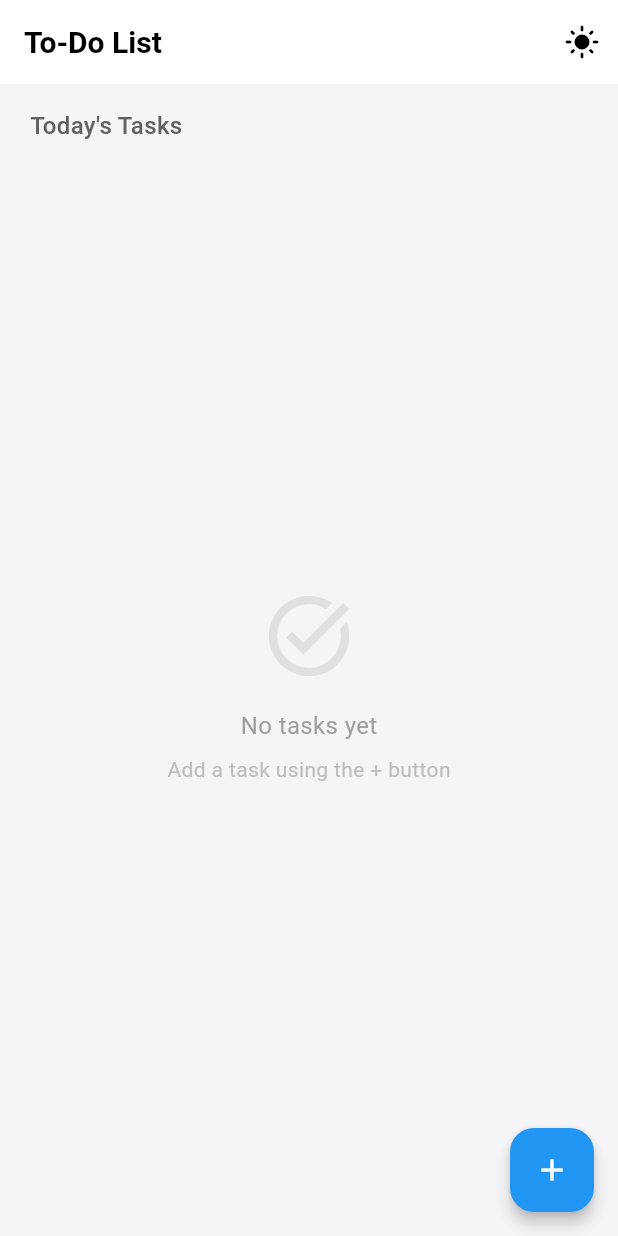
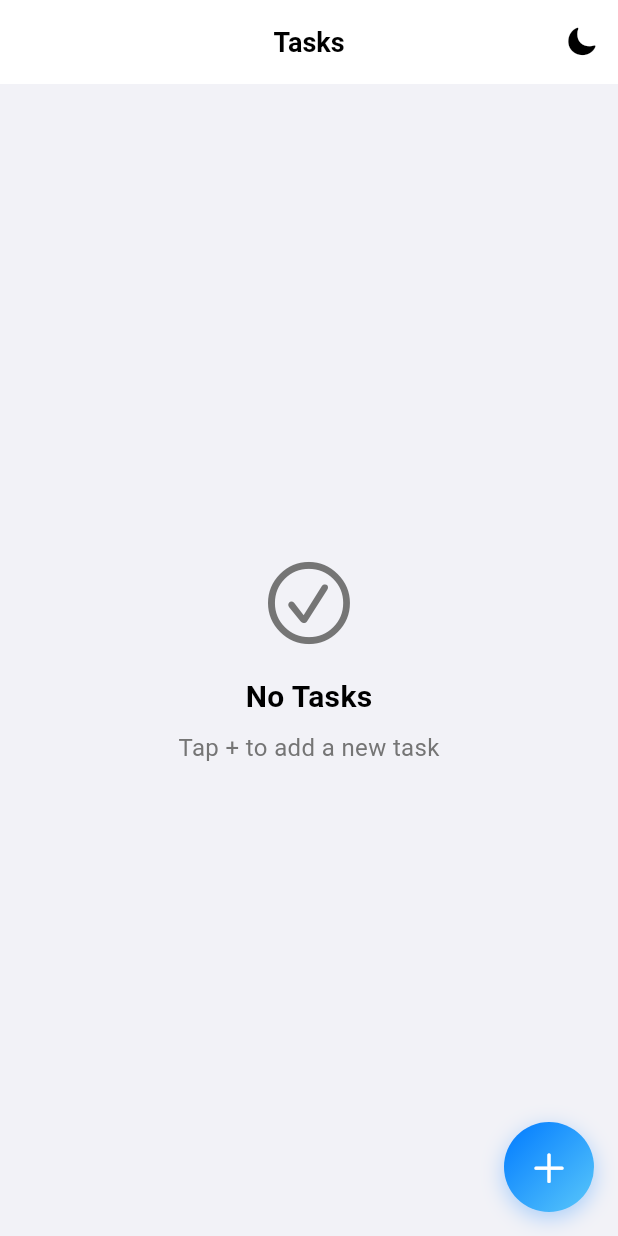
Before and after one commit to yashXc0des/WebReinvent-assignment, a Flutter app: the screen it shows after launch, on a phone screen of 412 x 824 dp. Run offline on Flutter 3.47's test engine with Material 3 defaults, Android fonts, the phone set to English and light mode, and no system bars; our stand-ins replace cloud_firestore, firebase_core, flutter_riverpod; accounts and stored records are empty; Roboto replaces fonts that are missing (SF Pro Display).

Commit message:
added toggle theme functionality

```diff
--- a/lib/core/theme/AppTheme.dart
+++ b/lib/core/theme/AppTheme.dart
@@ -1,19 +1,33 @@
 import 'package:flutter/material.dart';
 
-class AppTheme {
-  static const primaryBlue = Color(0xFF007AFF);
-  static const bgColor = Color(0xFFF5F5F7);
-  static const textPrimary = Color(0xFF1D1D1F);
-  static const cardColor = Colors.white;
+final lightTheme = ThemeData(
+  brightness: Brightness.light,
+  scaffoldBackgroundColor: const Color(0xFFF5F5F7),
+  cardColor: Colors.white,
+  primaryColor: const Color(0xFF007AFF),
+  textTheme: const TextTheme(
+    bodyMedium: TextStyle(color: Color(0xFF1D1D1F)),
+  ),
+  appBarTheme: const AppBarTheme(
+    backgroundColor: Colors.white,
+    elevation: 0,
+    iconTheme: IconThemeData(color: Colors.black),
+    titleTextStyle: TextStyle(fontSize: 18, fontWeight: FontWeight.w600, color: Colors.black),
+  ),
+);
 
-  static final light = ThemeData(
-    scaffoldBackgroundColor: bgColor,
-    fontFamily: 'SF Pro Display',
-    colorScheme: const ColorScheme.light(primary: primaryBlue),
-    textTheme: const TextTheme(
-      titleLarge: TextStyle(
-          fontSize: 20, fontWeight: FontWeight.w600, color: textPrimary),
-      bodyLarge: TextStyle(fontSize: 14, color: textPrimary),
-    ),
-  );
-}
+final darkTheme = ThemeData(
+  brightness: Brightness.dark,
+  scaffoldBackgroundColor: const Color(0xFF1C1C1E),
+  cardColor: const Color(0xFF2C2C2E),
+  primaryColor: const Color(0xFF0A84FF),
+  textTheme: const TextTheme(
+    bodyMedium: TextStyle(color: Colors.white),
+  ),
+  appBarTheme: const AppBarTheme(
+    backgroundColor: Color(0xFF2C2C2E),
+    elevation: 0,
+    iconTheme: IconThemeData(color: Colors.white),
+    titleTextStyle: TextStyle(fontSize: 18, fontWeight: FontWeight.w600, color: Colors.white),
+  ),
+);
--- a/lib/features/todo/provider/theme_provider.dart
+++ b/lib/features/todo/provider/theme_provider.dart
@@ -1,4 +1,3 @@
-// theme_provider.dart
 import 'package:flutter/material.dart';
 import 'package:flutter_riverpod/flutter_riverpod.dart';
 
--- a/lib/features/todo/screen/todo_screen.dart
+++ b/lib/features/todo/screen/todo_screen.dart
@@ -1,9 +1,9 @@
 import 'package:flutter/material.dart';
+import 'package:flutter/cupertino.dart';
 import 'package:flutter_riverpod/flutter_riverpod.dart';
-import 'package:webreinvent_assignment/features/todo/screen/widgits/todo_card.dart';
-import '../../../core/theme/AppTheme.dart';
 import '../provider/theme_provider.dart';
 import '../provider/todo_provider.dart';
+import 'widgits/todo_card.dart';
 
 class TodoScreen extends ConsumerStatefulWidget {
   const TodoScreen({super.key});
@@ -13,100 +13,121 @@ class TodoScreen extends ConsumerStatefulWidget {
 }
 
 class _TodoScreenState extends ConsumerState<TodoScreen> {
-  final TextEditingController _taskController = TextEditingController();
+  final TextEditingController _titleController = TextEditingController();
 
   @override
   void dispose() {
-    _taskController.dispose();
+    _titleController.dispose();
     super.dispose();
   }
 
-  void _showAddTaskBottomSheet() {
+  void _showAddTaskSheet() {
     showModalBottomSheet(
       context: context,
       isScrollControlled: true,
       backgroundColor: Colors.transparent,
-      builder: (context) => Container(
+      builder: (context) {
+        final isDarkMode = ref.watch(themeModeProvider) == ThemeMode.dark;
+        final backgroundColor = isDarkMode
+            ? const Color(0xFF1C1C1E)
+            : Colors.white;
+        final textColor = isDarkMode
+            ? Colors.white
+            : const Color(0xFF1C1C1E);
+
+        return Padding(
           padding: EdgeInsets.only(
             bottom: MediaQuery.of(context).viewInsets.bottom,
           ),
+          child: Container(
             decoration: BoxDecoration(
-          color: Theme.of(context).cardColor,
-          borderRadius: const BorderRadius.only(
-            topLeft: Radius.circular(20),
-            topRight: Radius.circular(20),
+              color: backgroundColor,
+              borderRadius: const BorderRadius.vertical(
+                top: Radius.circular(20),
               ),
-          boxShadow: [
-            BoxShadow(
-              color: Colors.black.withOpacity(0.05),
-              blurRadius: 10,
-              spreadRadius: 5,
             ),
-          ],
-        ),
-        child: Padding(
-          padding: const EdgeInsets.all(20),
+            padding: const EdgeInsets.all(24),
             child: Column(
               mainAxisSize: MainAxisSize.min,
               crossAxisAlignment: CrossAxisAlignment.start,
               children: [
-              const Text(
-                'Add New Task',
+                Row(
+                  mainAxisAlignment: MainAxisAlignment.spaceBetween,
+                  children: [
+                    Text(
+                      'New Task',
                       style: TextStyle(
                         fontSize: 18,
-                  fontWeight: FontWeight.bold,
+                        fontWeight: FontWeight.w600,
+                        color: textColor,
                       ),
                     ),
+                    IconButton(
+                      icon: Icon(CupertinoIcons.xmark_circle_fill,
+                        color: Colors.grey.withOpacity(0.5),
+                        size: 24,
+                      ),
+                      onPressed: () {
+                        Navigator.pop(context);
+                        _titleController.clear();
+                      },
+                    ),
+                  ],
+                ),
                 const SizedBox(height: 16),
-              TextField(
-                controller: _taskController,
+                Container(
+                  decoration: BoxDecoration(
+                    color: isDarkMode
+                        ? const Color(0xFF2C2C2E)
+                        : const Color(0xFFF2F2F7),
+                    borderRadius: BorderRadius.circular(12),
+                  ),
+                  child: TextField(
+                    controller: _titleController,
                     autofocus: true,
+                    style: TextStyle(color: textColor),
                     decoration: InputDecoration(
-                  hintText: 'Enter task details',
-                  filled: true,
-                  fillColor: Colors.grey[100],
-                  border: OutlineInputBorder(
-                    borderRadius: BorderRadius.circular(12),
-                    borderSide: BorderSide.none,
+                      hintText: 'Task name',
+                      hintStyle: TextStyle(
+                        color: textColor.withOpacity(0.6),
+                      ),
+                      contentPadding: const EdgeInsets.symmetric(
+                        horizontal: 16,
+                        vertical: 14,
+                      ),
+                      border: InputBorder.none,
                     ),
                   ),
-                maxLines: 3,
                 ),
-              const SizedBox(height: 16),
-              Row(
-                mainAxisAlignment: MainAxisAlignment.end,
-                children: [
-                  TextButton(
+                const SizedBox(height: 24),
+                SizedBox(
+                  width: double.infinity,
+                  child: CupertinoButton(
+                    color: const Color(0xFF007AFF),
+                    borderRadius: BorderRadius.circular(12),
+                    padding: const EdgeInsets.symmetric(vertical: 14),
                     onPressed: () {
-                      Navigator.pop(context);
-                      _taskController.clear();
-                    },
-                    child: const Text('Cancel'),
-                  ),
-                  const SizedBox(width: 16),
-                  ElevatedButton(
-                    onPressed: () {
-                      if (_taskController.text.trim().isNotEmpty) {
-                        ref.read(addTodoProvider)(_taskController.text.trim());
-                        _taskController.clear();
+                      if (_titleController.text.trim().isNotEmpty) {
+                        ref.read(addTodoProvider)(_titleController.text.trim());
+                        _titleController.clear();
                         Navigator.pop(context);
                       }
                     },
-                    style: ElevatedButton.styleFrom(
-                      backgroundColor: Colors.blueAccent,
-                      shape: RoundedRectangleBorder(
-                        borderRadius: BorderRadius.circular(12),
+                    child: const Text(
+                      'Add Task',
+                      style: TextStyle(
+                        fontSize: 16,
+                        fontWeight: FontWeight.w500,
                       ),
-                      elevation: 0,
                     ),
-                    child: const Text('Add Task'),
                   ),
-                ],
                 ),
+                const SizedBox(height: 8),
               ],
             ),
           ),
-      ),
+        );
+      },
     );
   }
 
@@ -114,38 +135,57 @@ class _TodoScreenState extends ConsumerState<TodoScreen> {
   Widget build(BuildContext context) {
     final todosAsync = ref.watch(todoListProvider);
     final themeMode = ref.watch(themeModeProvider);
-    final isDark = themeMode == ThemeMode.dark;
+    final isDarkMode = themeMode == ThemeMode.dark;
+
+    final backgroundColor = isDarkMode
+        ? const Color(0xFF000000)
+        : const Color(0xFFF2F2F7);
+    final cardColor = isDarkMode
+        ? const Color(0xFF1C1C1E)
+        : Colors.white;
+    final textColor = isDarkMode
+        ? Colors.white
+        : const Color(0xFF000000);
+    final secondaryTextColor = isDarkMode
+        ? Colors.grey[400]
+        : Colors.grey[600];
 
     return Scaffold(
+      backgroundColor: backgroundColor,
       appBar: AppBar(
-        title: const Text('To-Do List'),
+        backgroundColor: isDarkMode
+            ? const Color(0xFF1C1C1E)
+            : Colors.white,
+        elevation: 0,
+        title: Text(
+          'Tasks',
+          style: TextStyle(
+            fontWeight: FontWeight.w600,
+            fontSize: 18,
+            color: textColor,
+          ),
+        ),
+        centerTitle: true,
         actions: [
           IconButton(
-            icon: Icon(isDark ? Icons.dark_mode : Icons.light_mode),
+            icon: Icon(
+              isDarkMode
+                  ? CupertinoIcons.sun_max_fill
+                  : CupertinoIcons.moon_fill,
+              color: isDarkMode
+                  ? Colors.white
+                  : Colors.black,
+              size: 22,
+            ),
             onPressed: () {
               ref.read(themeModeProvider.notifier).state =
-              isDark ? ThemeMode.light : ThemeMode.dark;
+              isDarkMode ? ThemeMode.light : ThemeMode.dark;
             },
           ),
         ],
       ),
       body: Padding(
         padding: const EdgeInsets.all(16),
-        child: Column(
-          crossAxisAlignment: CrossAxisAlignment.start,
-          children: [
-            Padding(
-              padding: const EdgeInsets.only(left: 4, bottom: 12),
-              child: Text(
-                'Today\'s Tasks',
-                style: TextStyle(
-                  fontSize: 16,
-                  fontWeight: FontWeight.w500,
-                  color: Colors.grey[700],
-                ),
-              ),
-            ),
-            Expanded(
         child: todosAsync.when(
           data: (todos) => todos.isEmpty
               ? Center(
@@ -153,24 +193,25 @@ class _TodoScreenState extends ConsumerState<TodoScreen> {
               mainAxisAlignment: MainAxisAlignment.center,
               children: [
                 Icon(
-                        Icons.task_alt,
+                  CupertinoIcons.checkmark_circle,
                   size: 64,
-                        color: Colors.grey[300],
+                  color: secondaryTextColor,
                 ),
                 const SizedBox(height: 16),
                 Text(
-                        'No tasks yet',
+                  "No Tasks",
                   style: TextStyle(
-                          fontSize: 16,
-                          color: Colors.grey[500],
+                    fontSize: 20,
+                    fontWeight: FontWeight.w600,
+                    color: textColor,
                   ),
                 ),
                 const SizedBox(height: 8),
                 Text(
-                        'Add a task using the + button',
+                  "Tap + to add a new task",
                   style: TextStyle(
-                          fontSize: 14,
-                          color: Colors.grey[400],
+                    fontSize: 16,
+                    color: secondaryTextColor,
                   ),
                 ),
               ],
@@ -179,29 +220,63 @@ class _TodoScreenState extends ConsumerState<TodoScreen> {
               : ListView.builder(
             itemCount: todos.length,
             itemBuilder: (context, index) => Padding(
-                    padding: const EdgeInsets.only(bottom: 8),
+              padding: const EdgeInsets.only(bottom: 12),
+              child: Container(
+                decoration: BoxDecoration(
+                  color: cardColor,
+                  borderRadius: BorderRadius.circular(12),
+                  boxShadow: [
+                    BoxShadow(
+                      color: Colors.black.withOpacity(0.05),
+                      blurRadius: 10,
+                      offset: const Offset(0, 4),
+                    ),
+                  ],
+                ),
                 child: TodoCard(todo: todos[index]),
               ),
             ),
+          ),
           loading: () => const Center(
-                  child: CircularProgressIndicator(),
+            child: CupertinoActivityIndicator(),
           ),
           error: (e, _) => Center(
             child: Text(
-                    'Error: $e',
-                    style: const TextStyle(color: Colors.red),
+              "Error: $e",
+              style: TextStyle(color: Colors.red[400]),
             ),
           ),
         ),
       ),
+      floatingActionButton: Container(
+        height: 60,
+        width: 60,
+        decoration: BoxDecoration(
+          shape: BoxShape.circle,
+          gradient: const LinearGradient(
+            begin: Alignment.topLeft,
+            end: Alignment.bottomRight,
+            colors: [Color(0xFF007AFF), Color(0xFF5AC8FA)],
+          ),
+          boxShadow: [
+            BoxShadow(
+              color: const Color(0xFF007AFF).withOpacity(0.3),
+              blurRadius: 12,
+              offset: const Offset(0, 4),
+            ),
           ],
         ),
+        child: FloatingActionButton(
+          onPressed: _showAddTaskSheet,
+          backgroundColor: Colors.transparent,
+          elevation: 0,
+          tooltip: 'Add Task',
+          child: const Icon(
+            CupertinoIcons.add,
+            size: 28,
+            color: Colors.white,
           ),
-      floatingActionButton: FloatingActionButton(
-        onPressed: _showAddTaskBottomSheet,
-        backgroundColor: Colors.blue,
-        elevation: 4,
-        child: const Icon(Icons.add, color: Colors.white),
+        ),
       ),
     );
   }
--- a/lib/main.dart
+++ b/lib/main.dart
@@ -3,23 +3,29 @@ import 'package:flutter/material.dart';
 import 'package:flutter_riverpod/flutter_riverpod.dart';
 import 'core/theme/AppTheme.dart';
 import 'features/todo/screen/todo_screen.dart';
+import 'features/todo/provider/theme_provider.dart';
 import 'firebase_options.dart';
 
 void main() async {
   WidgetsFlutterBinding.ensureInitialized();
-  await Firebase.initializeApp(options: DefaultFirebaseOptions.currentPlatform);
+  await Firebase.initializeApp(
+    options: DefaultFirebaseOptions.currentPlatform,
+  );
   runApp(const ProviderScope(child: MyApp()));
 }
+class MyApp extends ConsumerWidget {
+  const MyApp({super.key});
 
-class MyApp extends StatelessWidget {
-  const MyApp({super.key});
   @override
-  Widget build(BuildContext context) {
+  Widget build(BuildContext context, WidgetRef ref) {
+    final themeMode = ref.watch(themeModeProvider);
     return MaterialApp(
-      title: 'To-Do App',
-      theme: AppTheme.light,
+      title: 'To-Do Apple Style',
+      debugShowCheckedModeBanner: false,
+      theme: lightTheme,
+      darkTheme: darkTheme,
+      themeMode: themeMode,
       home: const TodoScreen(),
-      debugShowCheckedModeBanner: false,
     );
   }
 }
```
Also changed, not shown: lib/features/todo/screen/widgits/todo_card.dart (+12 -15 lines). Lines whose indentation alone changed are shown as unchanged.
